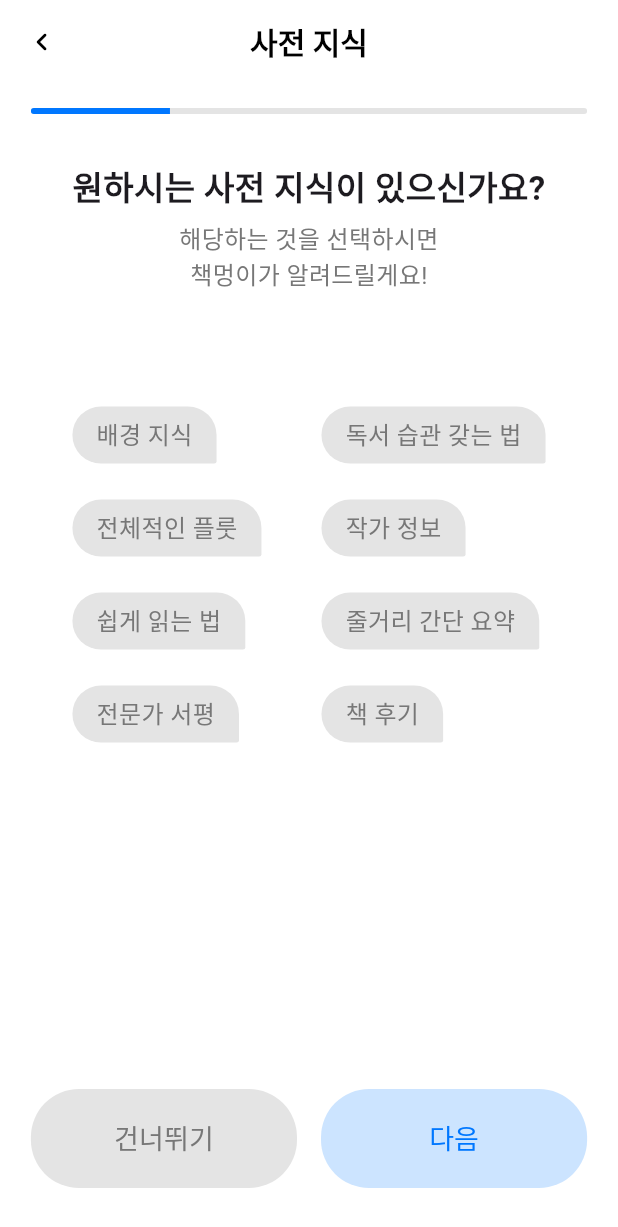
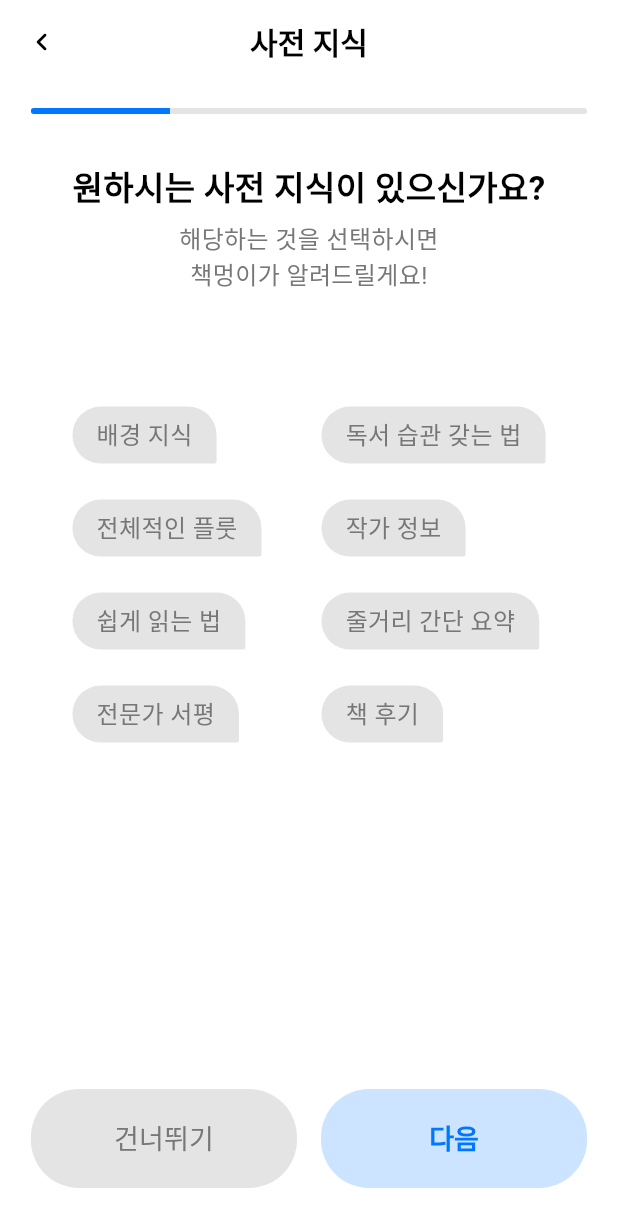
Before and after one commit to KohEugene/wanbook, a Flutter app: the ReadingPurposeScreen screen opened directly, after a tap on "건너뛰기", on a phone screen of 412 x 824 dp. Shown: the top 1227 px of the screen. Run offline on Flutter 3.47's test engine with Material 3 defaults, Android fonts, the phone set to English and light mode, and no system bars; Roboto replaces fonts that are missing (Pretendard).

Commit message:
전체적인 디자인 통일2

```diff
--- a/lib/login/join_screen.dart
+++ b/lib/login/join_screen.dart
@@ -166,6 +166,7 @@ class _JoinScreenState extends State<JoinScreen> {
               ),
               child: TextFormField(
                 controller: controller,
+                cursorColor: Color(0xff777777),
                 obscureText: obscure,
                 decoration: InputDecoration(
                     border: InputBorder.none,
@@ -235,6 +236,7 @@ class _JoinScreenState extends State<JoinScreen> {
           ),
           child: TextFormField(
             controller: controller,
+            cursorColor: Color(0xff777777),
             decoration: InputDecoration(
                 border: InputBorder.none,
                 contentPadding: EdgeInsets.all(16),
--- a/lib/question/collecting_screen.dart
+++ b/lib/question/collecting_screen.dart
@@ -14,6 +14,7 @@ class CollectingScreen extends StatefulWidget {
 }
 
 class _CollectingScreenState extends State<CollectingScreen> {
+
   late Timer _imageTimer;
   late Timer _navigationTimer;
   bool _showFirstImage = true;
@@ -94,12 +95,12 @@ class _CollectingScreenState extends State<CollectingScreen> {
       children: [
         Text(
           '책멍이가 정보를 수집 중이에요',
-          style: TextStyle(fontSize: 22, fontWeight: FontWeight.bold),
+          style: TextStyle(fontSize: 22, fontWeight: FontWeight.w600, color: Colors.black),
         ),
         const SizedBox(height: 6),
         Text(
           '잠시만 기다려주세요',
-          style: TextStyle(fontSize: 16, color: Color(0xff777777)),
+          style: TextStyle(fontSize: 16, fontWeight: FontWeight.w400, color: Color(0xff777777)),
         ),
       ],
     );
--- a/lib/question/preknowledge_screen.dart
+++ b/lib/question/preknowledge_screen.dart
@@ -70,13 +70,13 @@ class _PreKnowledgeScreenState extends State<PreKnowledgeScreen> {
       children: [
         Text(
           '원하시는 사전 지식이 있으신가요?',
-          style: TextStyle(fontSize: 22, fontWeight: FontWeight.bold),
+          style: TextStyle(fontSize: 22, fontWeight: FontWeight.w600, color: Colors.black),
           textAlign: TextAlign.center, // 줄 바꿈 시에도 중앙 정렬
         ),
         const SizedBox(height: 6),
         Text(
           '해당하는 것을 선택하시면\n책멍이가 알려드릴게요!',
-          style: TextStyle(fontSize: 16, color: Color(0xff777777)),
+          style: TextStyle(fontSize: 16, fontWeight: FontWeight.w400, color: Color(0xff777777)),
           textAlign: TextAlign.center,
         ),
       ],
@@ -131,13 +131,12 @@ class _PreKnowledgeScreenState extends State<PreKnowledgeScreen> {
               style: TextStyle(
                 fontSize: 16,
                 color: isSelected ? Color(0xff0077FF) : Color(0xff777777),
-                fontWeight: isSelected ? FontWeight.bold : FontWeight.normal,
+                fontWeight: isSelected ? FontWeight.w600 : FontWeight.w400,
               ),
             ),
           ),
         ),
       );
-
     }
 
     return Center(
@@ -185,14 +184,14 @@ class _PreKnowledgeScreenState extends State<PreKnowledgeScreen> {
               shadowColor: Colors.transparent,
               elevation: 0,
             ),
-            child: Text('건너뛰기', style: TextStyle(fontSize: 18)),
+            child: Text('건너뛰기', style: TextStyle(fontSize: 18, fontWeight: FontWeight.w400)),
           ),
         ),
         const SizedBox(width: 16),
 
         // 다음 버튼
         Expanded(
-          child: ElevatedButton(
+          child: OutlinedButton(
               onPressed: () {
               if (selectedPreKnowledgeList.isEmpty) {
                 showDialog(
@@ -241,17 +240,18 @@ class _PreKnowledgeScreenState extends State<PreKnowledgeScreen> {
                 );
               }
             },
-            style: ElevatedButton.styleFrom(
+            style: OutlinedButton.styleFrom(
               backgroundColor: Color(0xffCCE4FF),
               foregroundColor: Color(0xff0077FF),
               padding: EdgeInsets.symmetric(vertical: 20),
               shape: RoundedRectangleBorder(
                 borderRadius: BorderRadius.circular(32),
               ),
+              side: BorderSide(color: Colors.transparent),
               elevation: 0,
               shadowColor: Colors.transparent,
             ),
-            child: Text('다음', style: TextStyle(fontSize: 18)),
+            child: Text('다음', style: TextStyle(fontSize: 18, fontWeight: FontWeight.w600)),
           ),
         ),
       ],
--- a/lib/question/purpose_screen.dart
+++ b/lib/question/purpose_screen.dart
@@ -70,13 +70,13 @@ class _ReadingPurposeScreenState extends State<ReadingPurposeScreen> {
       children: [
         Text(
           '주요 독서 목적은 무엇인가요?',
-          style: TextStyle(fontSize: 22, fontWeight: FontWeight.bold),
+          style: TextStyle(fontSize: 22, fontWeight: FontWeight.w600, color: Colors.black),
           textAlign: TextAlign.center, // 줄 바꿈 시에도 중앙 정렬
         ),
         const SizedBox(height: 6),
         Text(
           '알맞은 알림 설정을 위하여\n정보가 필요해요!',
-          style: TextStyle(fontSize: 16, color: Color(0xff777777)),
+          style: TextStyle(fontSize: 16, fontWeight: FontWeight.w400, color: Color(0xff777777)),
           textAlign: TextAlign.center,
         ),
       ],
@@ -133,7 +133,7 @@ class _ReadingPurposeScreenState extends State<ReadingPurposeScreen> {
                       style: TextStyle(
                         fontSize: 16,
                         color: isSelected ? Color(0xff0077FF) : Color(0xff777777),
-                        fontWeight: isSelected ? FontWeight.bold : FontWeight.normal,
+                        fontWeight: isSelected ? FontWeight.w600 : FontWeight.w400,
                       ),
                     ),
                   ),
@@ -173,7 +173,7 @@ class _ReadingPurposeScreenState extends State<ReadingPurposeScreen> {
                       style: TextStyle(
                         fontSize: 16,
                         color: isSelected ? Color(0xff0077FF) : Color(0xff777777),
-                        fontWeight: isSelected ? FontWeight.bold : FontWeight.normal,
+                        fontWeight: isSelected ? FontWeight.w600 : FontWeight.w400,
                       ),
                     ),
                   ),
@@ -217,7 +217,7 @@ class _ReadingPurposeScreenState extends State<ReadingPurposeScreen> {
 
         // 다음 버튼
         Expanded(
-          child: ElevatedButton(
+          child: OutlinedButton(
             // 아무것도 선택x시 다음버튼 못 되게
             onPressed: () {
               if (selectedPurpose.isEmpty) {
@@ -263,17 +263,18 @@ class _ReadingPurposeScreenState extends State<ReadingPurposeScreen> {
                 );
               }
             },
-            style: ElevatedButton.styleFrom(
+            style: OutlinedButton.styleFrom(
               backgroundColor: Color(0xffCCE4FF),
               foregroundColor: Color(0xff0077FF),
               padding: EdgeInsets.symmetric(vertical: 20),
               shape: RoundedRectangleBorder(
                 borderRadius: BorderRadius.circular(32),
               ),
+              side: BorderSide(color: Colors.transparent),
               elevation: 0,
               shadowColor: Colors.transparent,
             ),
-            child: Text('다음', style: TextStyle(fontSize: 18, fontWeight: FontWeight.w400)),
+            child: Text('다음', style: TextStyle(fontSize: 18, fontWeight: FontWeight.w600)),
           ),
         ),
       ],
```
Also changed, not shown: lib/home/home_screen.dart (+22 -19 lines), lib/question/collected_screen.dart (+35 -13 lines), lib/question/ready_screen.dart (+6 -5 lines), lib/search/search_result_screen.dart (+11 -4 lines), lib/search/search_screen.dart (+22 -9 lines).
